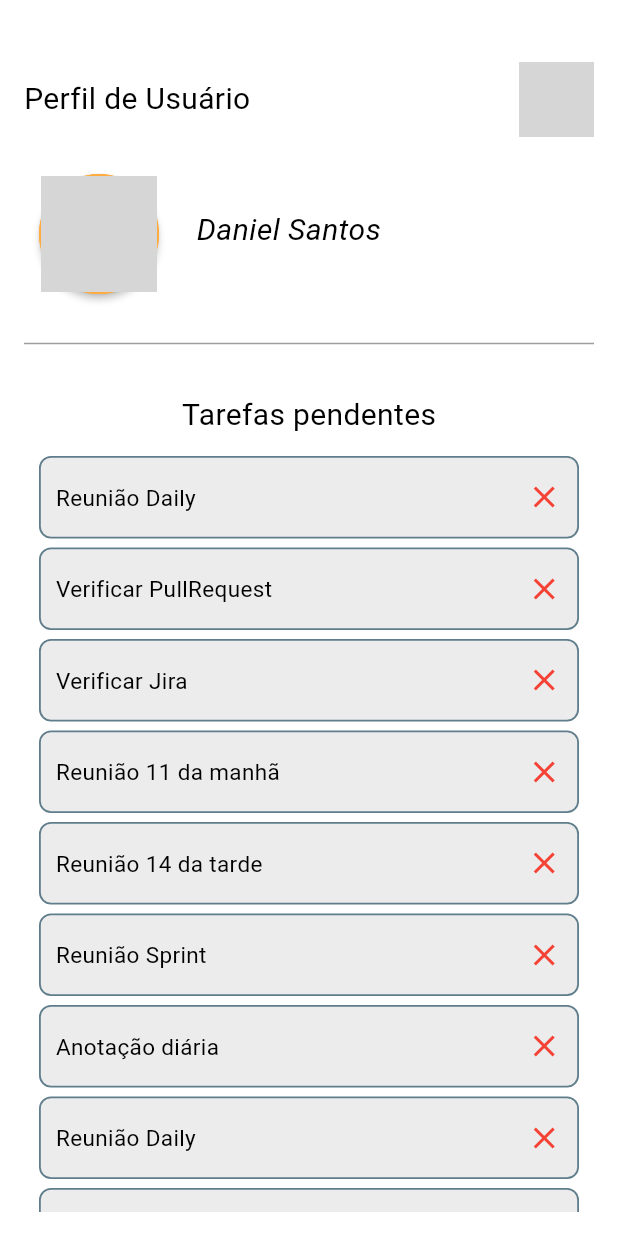
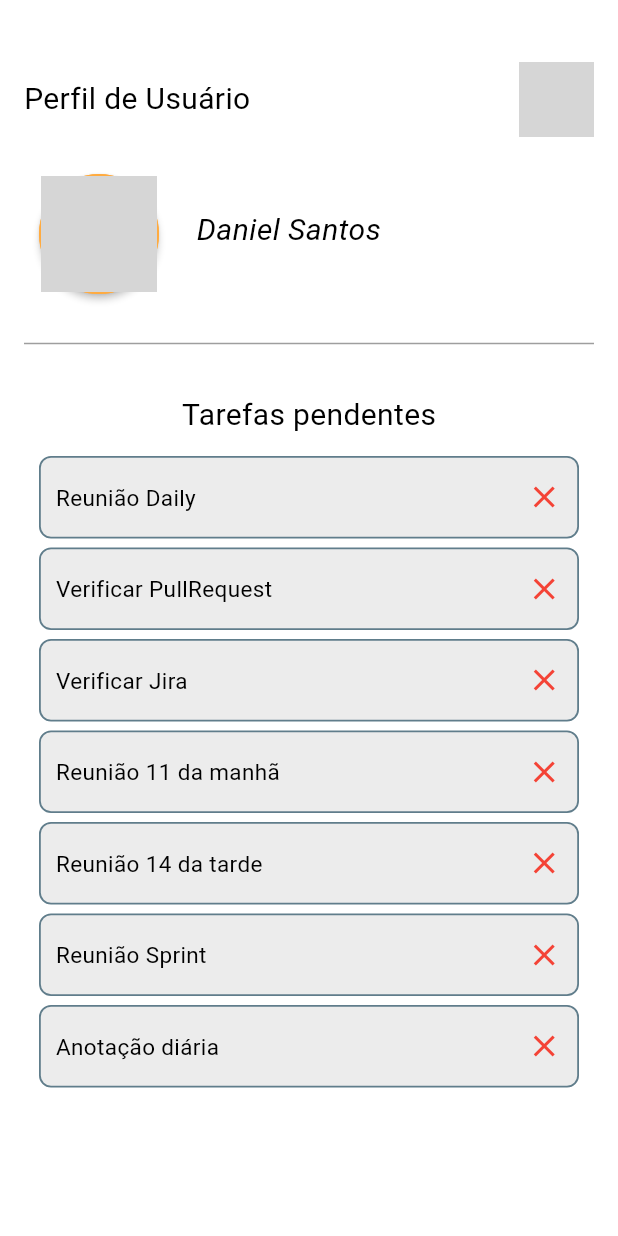
Before and after one commit to dan579/teste-mundo-wap, a Flutter app: the HomePage screen opened by its route, on a phone screen of 412 x 824 dp. Run offline on Flutter 3.47's test engine with Material 2 defaults, Android fonts, the phone set to English and light mode, and no system bars; drawn by our look-alikes of circular_profile_avatar; our stand-ins replace animated_text_kit, sqflite; missing offline and left inert: parent_child_checkbox; accounts and stored records are empty; network calls fail; Roboto replaces fonts that are missing (Comfortaa); grey boxes are pictures that could not be loaded.

Commit message:
C-8
correção de bugs e inclusão de comentários

```diff
--- a/lib/main.dart
+++ b/lib/main.dart
@@ -20,13 +20,14 @@ class MyApp extends StatelessWidget {
   @override
   Widget build(BuildContext context) {
     return MaterialApp(
+      //Rotas de navegação entre páginas
       routes: {
         'login': (context) => const LoginPage(),
         'home': (context) => const HomePage(),
         'form': (context) => const FormPage(),
       },
       initialRoute: '/',
-      title: 'Projeto Teste',
+      title: 'Mundo Wap',
       theme: ThemeData(
         colorScheme: ColorScheme.fromSeed(seedColor: Colors.deepPurple),
         useMaterial3: true,
--- a/lib/pages/form/form_page.dart
+++ b/lib/pages/form/form_page.dart
@@ -15,10 +15,10 @@ class FormPage extends StatefulWidget {
 class FormPageState extends State<FormPage> {
 
   final TextEditingController form1Controller = TextEditingController();
-  final TextEditingController form2Controller = TextEditingController();
+  int index = 0;
 
   @override
-  Widget build(BuildContext context) {
+  Widget build(BuildContext context,) {
     return Scaffold(
       backgroundColor: Colors.white,
       body: Padding(
@@ -62,6 +62,7 @@ class FormPageState extends State<FormPage> {
                   physics: const AlwaysScrollableScrollPhysics(),
                   child: Column(
                     children: [
+                      //Biblioteca importada para exibição do checkBox
                       ParentChildCheckbox(
                         parent: const Text('Fluxo Login'),
                         parentCheckboxColor: Colors.green,
@@ -124,7 +125,6 @@ class FormPageState extends State<FormPage> {
               )
           ),
           onTap: () {
-            Provider.of<MyProvider>(context, listen: false).isCompleted = true;
             Navigator.pushReplacementNamed(context, 'home');
           },
         ),
--- a/lib/pages/home/home_page.dart
+++ b/lib/pages/home/home_page.dart
@@ -13,6 +13,7 @@ class HomePage extends StatefulWidget {
 class HomePageState extends State<HomePage> {
   @override
   Widget build(BuildContext context) {
+    final provider = Provider.of<MyProvider>(context);
     return Scaffold(
       backgroundColor: Colors.white,
       body: Padding(
@@ -48,6 +49,7 @@ class HomePageState extends State<HomePage> {
               children: [
                 Padding(
                   padding: const EdgeInsets.only(left: 10, top: 15),
+                  // Biblioteca importada para exibição da foto de perfil
                   child: CircularProfileAvatar(
                     'Daniel',
                     borderColor: Colors.orangeAccent,
@@ -90,21 +92,9 @@ class HomePageState extends State<HomePage> {
               ),
             ),
             Expanded(
-              child: ListToDo(),
-            ),
-          ],
-        ),
-      ),
-    );
-  }
-}
-
-bool isCompleted = false;
-
-ListToDo() {
-  return ListView.builder(
+              child: ListView.builder(
                 padding: const EdgeInsets.all(10),
-    itemCount: 14,
+                itemCount: Provider.of<MyProvider>(context, listen: false).names.length,
                 itemBuilder: (BuildContext context, int index) {
                   return Padding(
                     padding: const EdgeInsets.symmetric(vertical: 3),
@@ -129,17 +119,24 @@ ListToDo() {
                                   fontWeight: FontWeight.normal,
                                   color: Colors.black),
                             ),
-                  Provider.of<MyProvider>(context, listen: false).isCompleted
+                            provider.check[index]
                                 ? const Icon(Icons.check, color: Colors.green,)
                                 : const Icon(Icons.close, color: Colors.red,),
                           ],
                         ),
                       ),
                       onTap: () {
+                        provider.check[index] = true;
                         Navigator.pushNamed(context, 'form');
                       },
                     ),
                   );
                 },
+              ),
+            ),
+          ],
+        ),
+      ),
     );
   }
+}
--- a/lib/pages/splash/splash_page.dart
+++ b/lib/pages/splash/splash_page.dart
@@ -39,6 +39,7 @@ class SplashPageState extends State<SplashPage> {
                     fontFamily: 'Comfortaa',
                     fontWeight: FontWeight.normal,
                     color: Colors.black),
+                //Biblioteca importada para animação no splash
                 child: AnimatedTextKit(
                   isRepeatingAnimation: false,
                   onFinished: () {
@@ -51,7 +52,7 @@ class SplashPageState extends State<SplashPage> {
                           fontSize: 15,
                         )),
                     RotateAnimatedText(
-                      'Teste para vaga de desenvolvedor mobile',
+                      'App experimental para testes',
                       alignment: Alignment.center,
                     ),
                   ],
--- a/lib/provider/provider.dart
+++ b/lib/provider/provider.dart
@@ -1,16 +1,18 @@
 import 'package:flutter/material.dart';
+import 'dart:async';
+import 'package:flutter/widgets.dart';
+import 'package:path/path.dart';
+import 'package:sqflite/sqflite.dart';
 
 class MyProvider with ChangeNotifier {
+
   bool isCompleted = false;
-  int index = 0;
+
+  // lista de bool para verificar tarefas
+  List<bool> check = List.generate(7, (index) => false);
+
+  // listas de tarefas pendentes na página home
   List<String> names = [
-    'Reunião Daily',
-    'Verificar PullRequest',
-    'Verificar Jira ',
-    'Reunião 11 da manhã',
-    'Reunião 14 da tarde',
-    "Reunião Sprint",
-    "Anotação diária",
     'Reunião Daily',
     'Verificar PullRequest',
     'Verificar Jira ',
@@ -20,15 +22,4 @@ class MyProvider with ChangeNotifier {
     "Anotação diária",
   ];
 
-
-  List<bool> check = List.generate(14, (index) => false);
-
-  bool get completed => isCompleted;
-
-  MyProvider({this.isCompleted = false});
-
-  setCheck() {
-    isCompleted = true;
-      check[index] = isCompleted;
-  }
 }
```
Also changed, not shown: lib/pages/login/login.dart (+8 -0 lines), assets/images/logo-mundo-wap.webp (deleted). Lines whose indentation alone changed are shown as unchanged.
